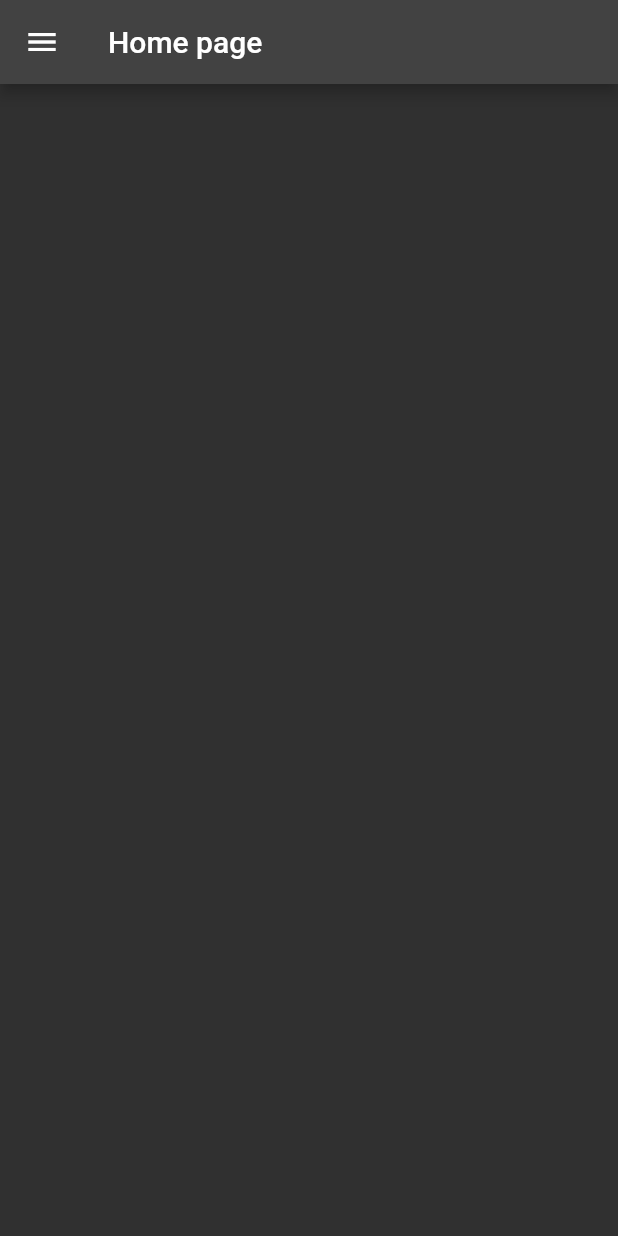
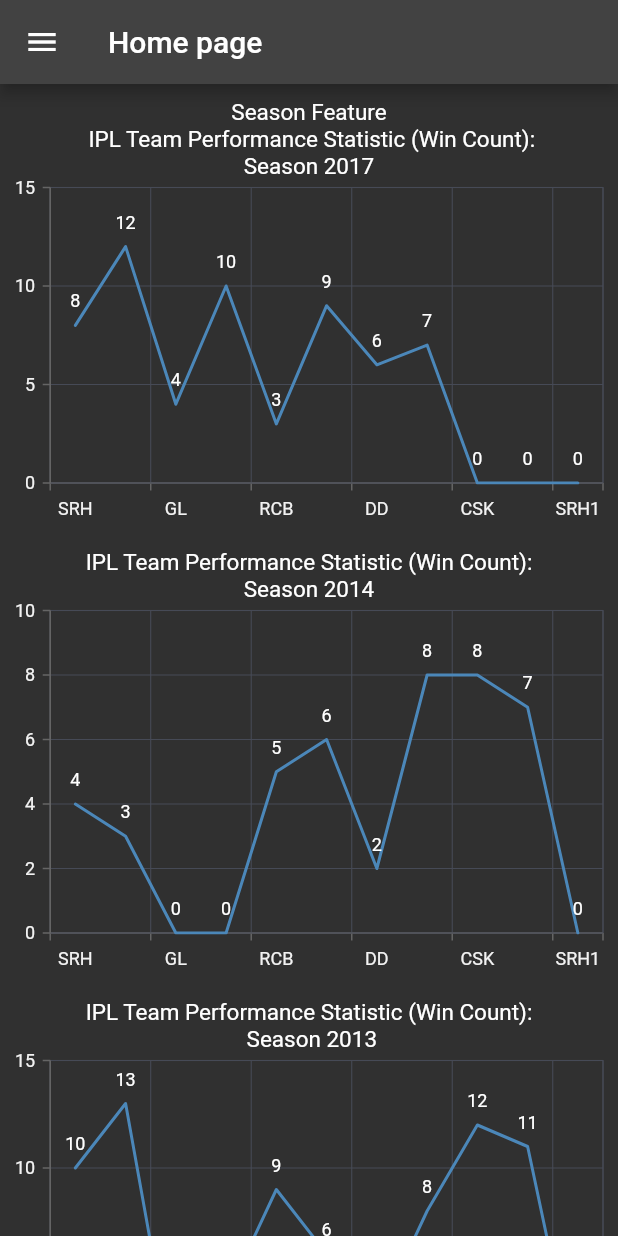
Before and after one commit to Raviipandey/CricMate, a Flutter app: the screen it shows after launch, on a phone screen of 412 x 824 dp. Run offline on Flutter 3.47's test engine with Material 2 defaults, Android fonts, the phone set to English and light mode, and no system bars; our stand-ins replace cloud_firestore, firebase_auth, firebase_core, flutter_slidable, syncfusion_flutter_charts; accounts and stored records are empty; Roboto replaces fonts that are missing (Raleway).

Commit message:
feat: Win Count Line Graphs

```diff
--- a/madlab/lib/homepage.dart
+++ b/madlab/lib/homepage.dart
@@ -1,6 +1,7 @@
 import 'package:flutter/material.dart';
 import 'package:madlab/cricapi.dart';
 import 'package:madlab/profilepage.dart';
+import 'package:syncfusion_flutter_charts/charts.dart';
 
 class HomeScreen extends StatefulWidget {
   const HomeScreen({required Key key}) : super(key: key);
@@ -62,6 +63,136 @@ class _HomeScreenState extends State<HomeScreen> {
             ],
           ),
         ),
-    );
+        body: SingleChildScrollView(
+          child: Column(children: [
+            SfCartesianChart(
+                primaryXAxis: CategoryAxis(),
+                // Chart title
+                title: ChartTitle(
+                    text:
+                        'Season Feature \n IPL Team Performance Statistic (Win Count): \nSeason 2017'),
+                // Enable legend
+                legend: Legend(isVisible: false),
+                // Enable tooltip
+                tooltipBehavior: TooltipBehavior(enable: true),
+                series: <ChartSeries<_Matches, String>>[
+                  LineSeries<_Matches, String>(
+                      dataSource: <_Matches>[
+                        _Matches('SRH', 8),
+                        _Matches('MI', 12),
+                        _Matches('GL', 4),
+                        _Matches('RPS', 10),
+                        _Matches('RCB', 3),
+                        _Matches('KKR', 9),
+                        _Matches('DD', 6),
+                        _Matches('KXIP', 7),
+                        _Matches('CSK', 0),
+                        _Matches('RR', 0),
+                        _Matches('SRH1', 0)
+                      ],
+                      xValueMapper: (_Matches WinCount, _) => WinCount.team,
+                      yValueMapper: (_Matches WinCount, _) => WinCount.WinCount,
+                      // Enable data label
+                      dataLabelSettings: DataLabelSettings(isVisible: true))
+                ]),
+            SfCartesianChart(
+                primaryXAxis: CategoryAxis(),
+                // Chart title
+                title: ChartTitle(
+                    text:
+                        'IPL Team Performance Statistic (Win Count): \nSeason 2014'),
+                // Enable legend
+                legend: Legend(isVisible: false),
+                // Enable tooltip
+                tooltipBehavior: TooltipBehavior(enable: true),
+                series: <ChartSeries<_Matches, String>>[
+                  LineSeries<_Matches, String>(
+                      dataSource: <_Matches>[
+                        _Matches('SRH', 4),
+                        _Matches('MI', 3),
+                        _Matches('GL', 0),
+                        _Matches('RPS', 0),
+                        _Matches('RCB', 5),
+                        _Matches('KKR', 6),
+                        _Matches('DD', 2),
+                        _Matches('KXIP', 8),
+                        _Matches('CSK', 8),
+                        _Matches('RR', 7),
+                        _Matches('SRH1', 0)
+                      ],
+                      xValueMapper: (_Matches WinCount, _) => WinCount.team,
+                      yValueMapper: (_Matches WinCount, _) => WinCount.WinCount,
+                      // Enable data label
+                      dataLabelSettings: DataLabelSettings(isVisible: true))
+                ]),
+            SfCartesianChart(
+                primaryXAxis: CategoryAxis(),
+                // Chart title
+                title: ChartTitle(
+                    text:
+                        'IPL Team Performance Statistic (Win Count):\n Season 2013'),
+                // Enable legend
+                legend: Legend(isVisible: false),
+                // Enable tooltip
+                tooltipBehavior: TooltipBehavior(enable: true),
+                series: <ChartSeries<_Matches, String>>[
+                  LineSeries<_Matches, String>(
+                      dataSource: <_Matches>[
+                        _Matches('SRH', 10),
+                        _Matches('MI', 13),
+                        _Matches('GL', 0),
+                        _Matches('RPS', 4),
+                        _Matches('RCB', 9),
+                        _Matches('KKR', 6),
+                        _Matches('DD', 3),
+                        _Matches('KXIP', 8),
+                        _Matches('CSK', 12),
+                        _Matches('RR', 11),
+                        _Matches('SRH1', 0)
+                      ],
+                      xValueMapper: (_Matches WinCount, _) => WinCount.team,
+                      yValueMapper: (_Matches WinCount, _) => WinCount.WinCount,
+                      // Enable data label
+                      dataLabelSettings: DataLabelSettings(isVisible: true))
+                ]),
+            SfCartesianChart(
+                primaryXAxis: CategoryAxis(),
+                // Chart title
+                title: ChartTitle(
+                    text:
+                        'IPL Team Performance Statistic (Win Count):\n Season 2012'),
+                // Enable legend
+                legend: Legend(isVisible: false),
+                // Enable tooltip
+                tooltipBehavior: TooltipBehavior(enable: true),
+                series: <ChartSeries<_Matches, String>>[
+                  LineSeries<_Matches, String>(
+                      dataSource: <_Matches>[
+                        _Matches('SRH', 4),
+                        _Matches('MI', 10),
+                        _Matches('GL', 0),
+                        _Matches('RPS', 4),
+                        _Matches('RCB', 8),
+                        _Matches('KKR', 12),
+                        _Matches('DD', 11),
+                        _Matches('KXIP', 8),
+                        _Matches('CSK', 10),
+                        _Matches('RR', 7),
+                        _Matches('SRH1', 0)
+                      ],
+                      xValueMapper: (_Matches WinCount, _) => WinCount.team,
+                      yValueMapper: (_Matches WinCount, _) => WinCount.WinCount,
+                      // Enable data label
+                      dataLabelSettings: DataLabelSettings(isVisible: true))
+                ])
+          ]),
+        ));
   }
 }
+
+class _Matches {
+  _Matches(this.team, this.WinCount);
+
+  final String team;
+  final double WinCount;
+}
```
Lines whose indentation alone changed are shown as unchanged.
